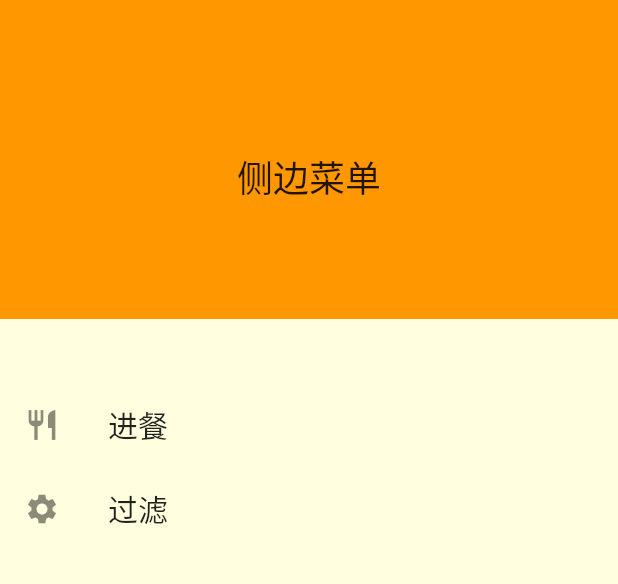
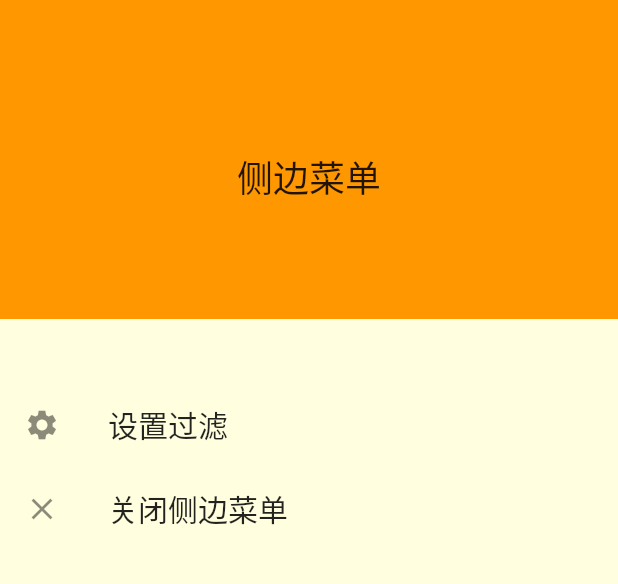
Before and after one commit to huanggengzhong/favorcate, a Flutter app: the screen it shows after launch, with the side drawer open, on a phone screen of 412 x 824 dp, the part 65-649 px from its top. Run offline on Flutter 3.47's test engine with Material 2 defaults, Android fonts, the phone set to English and light mode, and no system bars; our stand-ins replace dio.

Commit message:
feat:完成侧边菜单操作

```diff
--- a/lib/app.dart
+++ b/lib/app.dart
@@ -4,24 +4,22 @@ import 'package:flutter/material.dart';
 import './ui/shared/app_theme.dart';
 import 'ui/shared/size_fit.dart';
 
-
-
 class MyApp extends StatelessWidget {
-
   @override
   Widget build(BuildContext context) {
     //  屏幕适配做一下初始化
     HYSizeFit.initialize();
     return MaterialApp(
-      title: "美食广场",
+        title: "美食广场",
 //      主题
-      theme:HYAppTheme.norTheme,
+        theme: HYAppTheme.norTheme,
 //      路由
-      initialRoute: HYRouter.initialRoute,//初始页面
-      routes: HYRouter.routes,//路由映射
-      onGenerateRoute: HYRouter.generateRoute,
-      onUnknownRoute: HYRouter.unknownRoute,
-
-    );
+        initialRoute: HYRouter.initialRoute,
+        //初始页面
+        routes: HYRouter.routes,
+        //路由映射
+        onGenerateRoute: HYRouter.generateRoute,
+        onUnknownRoute: HYRouter.unknownRoute,
+        debugShowCheckedModeBanner: false);
   }
 }
--- a/lib/ui/pages/home/home_drawer.dart
+++ b/lib/ui/pages/home/home_drawer.dart
@@ -13,13 +13,14 @@ class HomeDrawer extends StatelessWidget {
         child: Column(
           children: <Widget>[
             buildHeaderView(context),
-            buildListTile(context, Icon(Icons.restaurant), "进餐", () {
-              myLog('点击了进餐', StackTrace.current);
+            buildListTile(context, Icon(Icons.settings), "设置过滤", () {
+//              myLog('点击了过滤', StackTrace.current);
+              Navigator.of(context).pop();//关闭Drawer
+            Navigator.of(context).pushNamed(FilterScreen.routeName);
             }),
-            buildListTile(context, Icon(Icons.settings), "过滤", () {
-//              myLog('点击了过滤', StackTrace.current);
-              Navigator.pop(context);//关闭Drawer
-            Navigator.of(context).pushNamed(FilterScreen.routeName);
+            buildListTile(context, Icon(Icons.close), "关闭侧边菜单", () {
+              Navigator.of(context).pop();//关闭Drawer
+//              myLog('点击了进餐', StackTrace.current);
             }),
           ],
         ),
```
